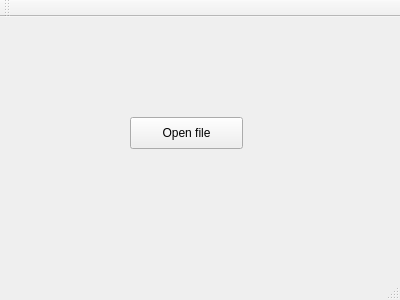
First picture: the form in LogAnalyzer/mainwindow.ui, repository OleksiiTimofieiev/log_analyzer, before the edit.
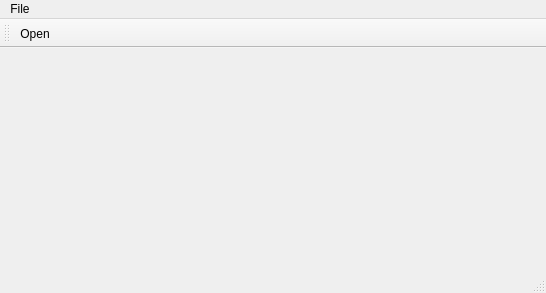
Second picture: the form after the edit. Icons and pictures are not drawn.

Commit message: basic menu

Patch:
```diff
--- a/LogAnalyzer/mainwindow.ui
+++ b/LogAnalyzer/mainwindow.ui
@@ -6,37 +6,30 @@
    <rect>
     <x>0</x>
     <y>0</y>
-    <width>400</width>
-    <height>300</height>
+    <width>546</width>
+    <height>293</height>
    </rect>
   </property>
   <property name="windowTitle">
    <string>MainWindow</string>
   </property>
-  <widget class="QWidget" name="centralWidget">
-   <widget class="QPushButton" name="pushButton">
-    <property name="geometry">
-     <rect>
-      <x>130</x>
-      <y>100</y>
-      <width>113</width>
-      <height>32</height>
-     </rect>
-    </property>
-    <property name="text">
-     <string>Open file</string>
-    </property>
-   </widget>
-  </widget>
+  <widget class="QWidget" name="centralWidget"/>
   <widget class="QMenuBar" name="menuBar">
    <property name="geometry">
     <rect>
      <x>0</x>
      <y>0</y>
-     <width>400</width>
+     <width>546</width>
      <height>21</height>
     </rect>
    </property>
+   <widget class="QMenu" name="menuFile">
+    <property name="title">
+     <string>File</string>
+    </property>
+    <addaction name="actionOpen"/>
+   </widget>
+   <addaction name="menuFile"/>
   </widget>
   <widget class="QToolBar" name="mainToolBar">
    <attribute name="toolBarArea">
@@ -45,8 +38,18 @@
    <attribute name="toolBarBreak">
     <bool>false</bool>
    </attribute>
+   <addaction name="actionOpen"/>
   </widget>
   <widget class="QStatusBar" name="statusBar"/>
+  <action name="actionOpen">
+   <property name="icon">
+    <iconset resource="Resources.qrc">
+     <normaloff>:/rec/Img/images.png</normaloff>:/rec/Img/images.png</iconset>
+   </property>
+   <property name="text">
+    <string>Open</string>
+   </property>
+  </action>
  </widget>
  <layoutdefault spacing="6" margin="11"/>
  <resources/>
```
Left out of the diff: 4 changed lines with no effect on the pictures. The commit also changes 9 other files.
